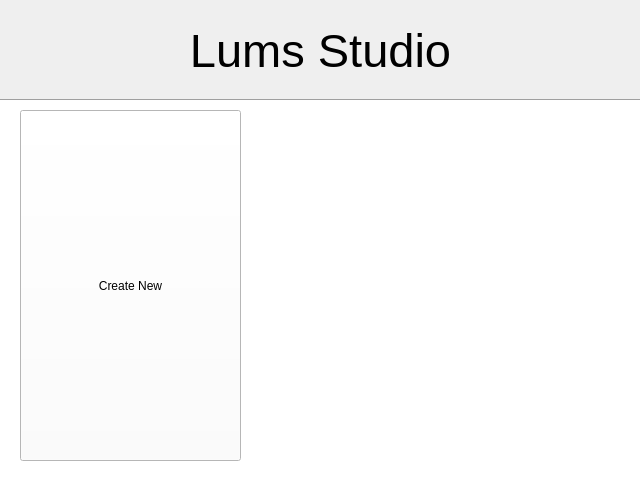
The window that ui/Splash.ui (Lums-proj/Lums-Studio) describes before a commit, drawn with Qt 5.
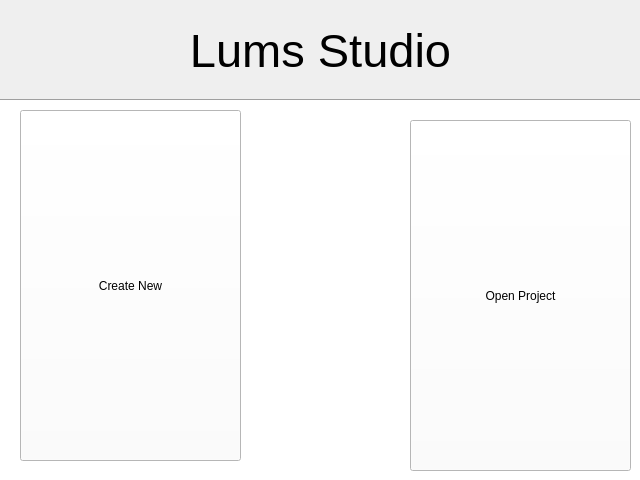
The same window after the commit.

The edit to the form file:
```diff
--- a/ui/Splash.ui
+++ b/ui/Splash.ui
@@ -91,6 +91,19 @@
      <string>Create New</string>
     </property>
    </widget>
+   <widget class="QPushButton" name="open">
+    <property name="geometry">
+     <rect>
+      <x>410</x>
+      <y>20</y>
+      <width>221</width>
+      <height>351</height>
+     </rect>
+    </property>
+    <property name="text">
+     <string>Open Project</string>
+    </property>
+   </widget>
   </widget>
  </widget>
  <resources/>
```
